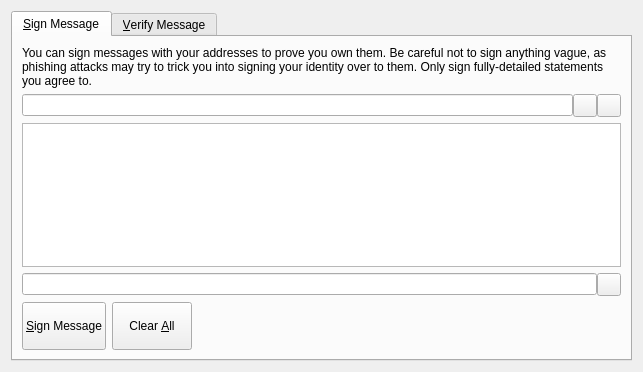
First picture: the form in src/qt/forms/signverifymessagedialog.ui, repository GlobalBoost/GlobalBoost-Y, before the edit.
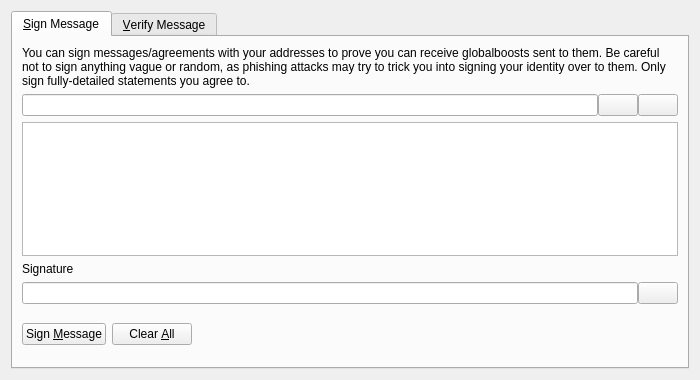
Second picture: the form after the edit. Icons and pictures are not drawn. Custom widgets are drawn as their Qt base class.

```diff
--- a/src/qt/forms/signverifymessagedialog.ui
+++ b/src/qt/forms/signverifymessagedialog.ui
@@ -6,8 +6,8 @@
    <rect>
     <x>0</x>
     <y>0</y>
-    <width>643</width>
-    <height>372</height>
+    <width>700</width>
+    <height>380</height>
    </rect>
   </property>
   <property name="windowTitle">
@@ -30,7 +30,7 @@
        <item>
         <widget class="QLabel" name="infoLabel_SM">
          <property name="text">
-          <string>You can sign messages with your addresses to prove you own them. Be careful not to sign anything vague, as phishing attacks may try to trick you into signing your identity over to them. Only sign fully-detailed statements you agree to.</string>
+          <string>You can sign messages/agreements with your addresses to prove you can receive globalboosts sent to them. Be careful not to sign anything vague or random, as phishing attacks may try to trick you into signing your identity over to them. Only sign fully-detailed statements you agree to.</string>
          </property>
          <property name="textFormat">
           <enum>Qt::PlainText</enum>
@@ -56,7 +56,7 @@
           </widget>
          </item>
          <item>
-          <widget class="QToolButton" name="addressBookButton_SM">
+          <widget class="QPushButton" name="addressBookButton_SM">
            <property name="toolTip">
             <string>Choose an address from the address book</string>
            </property>
@@ -70,10 +70,13 @@
            <property name="shortcut">
             <string>Alt+A</string>
            </property>
+           <property name="autoDefault">
+            <bool>false</bool>
+           </property>
           </widget>
          </item>
          <item>
-          <widget class="QToolButton" name="pasteButton_SM">
+          <widget class="QPushButton" name="pasteButton_SM">
            <property name="toolTip">
             <string>Paste address from clipboard</string>
            </property>
@@ -87,6 +90,9 @@
            <property name="shortcut">
             <string>Alt+P</string>
            </property>
+           <property name="autoDefault">
+            <bool>false</bool>
+           </property>
           </widget>
          </item>
         </layout>
@@ -98,6 +104,16 @@
          </property>
         </widget>
        </item>
+       <item>
+        <widget class="QLabel" name="signatureLabel_SM">
+         <property name="text">
+          <string>Signature</string>
+         </property>
+         <property name="textFormat">
+          <enum>Qt::PlainText</enum>
+         </property>
+        </widget>
+       </item>
        <item>
         <layout class="QHBoxLayout" name="horizontalLayout_2_SM">
          <property name="spacing">
@@ -116,7 +132,7 @@
           </widget>
          </item>
          <item>
-          <widget class="QToolButton" name="copySignatureButton_SM">
+          <widget class="QPushButton" name="copySignatureButton_SM">
            <property name="toolTip">
             <string>Copy the current signature to the system clipboard</string>
            </property>
@@ -124,8 +140,11 @@
             <string/>
            </property>
            <property name="icon">
-            <iconset resource="../themes.qrc">
-             <normaloff>:/default/res/themes/default/icons/light/copy.png</normaloff>:/default/res/themes/default/icons/light/copy.png</iconset>
+            <iconset resource="../globalboost.qrc">
+             <normaloff>:/icons/editcopy</normaloff>:/icons/editcopy</iconset>
+           </property>
+           <property name="autoDefault">
+            <bool>false</bool>
            </property>
           </widget>
          </item>
@@ -135,17 +154,11 @@
         <layout class="QHBoxLayout" name="horizontalLayout_3_SM">
          <item>
           <widget class="QPushButton" name="signMessageButton_SM">
-           <property name="sizePolicy">
-            <sizepolicy hsizetype="Preferred" vsizetype="Minimum">
-             <horstretch>0</horstretch>
-             <verstretch>0</verstretch>
-            </sizepolicy>
-           </property>
            <property name="toolTip">
             <string>Sign the message to prove you own this Globalboost address</string>
            </property>
            <property name="text">
-            <string>&amp;Sign Message</string>
+            <string>Sign &amp;Message</string>
            </property>
            <property name="icon">
             <iconset resource="../themes.qrc">
@@ -158,12 +171,6 @@
          </item>
          <item>
           <widget class="QPushButton" name="clearButton_SM">
-           <property name="sizePolicy">
-            <sizepolicy hsizetype="Preferred" vsizetype="Minimum">
-             <horstretch>0</horstretch>
-             <verstretch>0</verstretch>
-            </sizepolicy>
-           </property>
            <property name="toolTip">
             <string>Reset all sign message fields</string>
            </property>
@@ -208,6 +215,19 @@
            </property>
           </widget>
          </item>
+         <item>
+          <spacer name="horizontalSpacer_2_SM">
+           <property name="orientation">
+            <enum>Qt::Horizontal</enum>
+           </property>
+           <property name="sizeHint" stdset="0">
+            <size>
+             <width>40</width>
+             <height>48</height>
+            </size>
+           </property>
+          </spacer>
+         </item>
         </layout>
        </item>
       </layout>
```
Left out of the diff: 81 changed lines with no effect on the pictures.
